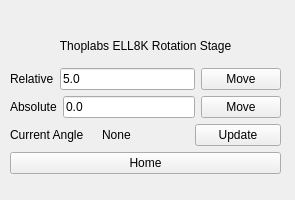
Above: nplab/instrument/stage/thorlabs_ell8k.ui from nanophotonics/nplab before the change. Below: the same form after it.
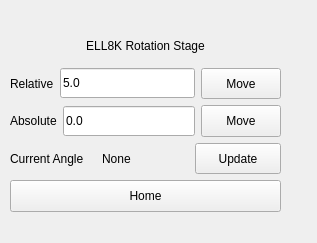
That is the form after the change.

Commit message: ELL8K rotation stage tweaks

Patch:
```diff
--- a/nplab/instrument/stage/thorlabs_ell8k.ui
+++ b/nplab/instrument/stage/thorlabs_ell8k.ui
@@ -9,8 +9,8 @@
    <rect>
     <x>0</x>
     <y>0</y>
-    <width>295</width>
-    <height>200</height>
+    <width>317</width>
+    <height>243</height>
    </rect>
   </property>
   <property name="minimumSize">
@@ -22,18 +22,24 @@
   <property name="windowTitle">
    <string>Form</string>
   </property>
-  <widget class="QWidget" name="">
+  <widget class="QWidget" name="layoutWidget">
    <property name="geometry">
     <rect>
      <x>10</x>
      <y>30</y>
      <width>271</width>
-     <height>144</height>
+     <height>182</height>
     </rect>
    </property>
    <layout class="QVBoxLayout" name="verticalLayout">
     <item>
      <widget class="QLabel" name="label_3">
+      <property name="minimumSize">
+       <size>
+        <width>120</width>
+        <height>30</height>
+       </size>
+      </property>
       <property name="maximumSize">
        <size>
         <width>16777213</width>
@@ -41,7 +47,7 @@
        </size>
       </property>
       <property name="text">
-       <string>Thoplabs ELL8K Rotation Stage</string>
+       <string>ELL8K Rotation Stage</string>
       </property>
       <property name="alignment">
        <set>Qt::AlignCenter</set>
@@ -52,6 +58,12 @@
      <layout class="QHBoxLayout" name="horizontalLayout_3">
       <item>
        <widget class="QLabel" name="relative_label">
+        <property name="minimumSize">
+         <size>
+          <width>0</width>
+          <height>30</height>
+         </size>
+        </property>
         <property name="text">
          <string>Relative</string>
         </property>
@@ -59,6 +71,12 @@
       </item>
       <item>
        <widget class="QLineEdit" name="move_relative_textbox">
+        <property name="minimumSize">
+         <size>
+          <width>0</width>
+          <height>30</height>
+         </size>
+        </property>
         <property name="text">
          <string>5.0</string>
         </property>
@@ -66,6 +84,18 @@
       </item>
       <item>
        <widget class="QPushButton" name="move_relative_btn">
+        <property name="sizePolicy">
+         <sizepolicy hsizetype="Preferred" vsizetype="Preferred">
+          <horstretch>0</horstretch>
+          <verstretch>0</verstretch>
+         </sizepolicy>
+        </property>
+        <property name="minimumSize">
+         <size>
+          <width>0</width>
+          <height>30</height>
+         </size>
+        </property>
         <property name="text">
          <string>Move</string>
         </property>
@@ -77,6 +107,12 @@
      <layout class="QHBoxLayout" name="horizontalLayout_4">
       <item>
        <widget class="QLabel" name="absolute_label">
+        <property name="minimumSize">
+         <size>
+          <width>0</width>
+          <height>30</height>
+         </size>
+        </property>
         <property name="text">
          <string>Absolute</string>
         </property>
@@ -84,6 +120,12 @@
       </item>
       <item>
        <widget class="QLineEdit" name="move_absolute_textbox">
+        <property name="minimumSize">
+         <size>
+          <width>0</width>
+          <height>30</height>
+         </size>
+        </property>
         <property name="text">
          <string>0.0</string>
         </property>
@@ -91,6 +133,18 @@
       </item>
       <item>
        <widget class="QPushButton" name="move_absolute_btn">
+        <property name="sizePolicy">
+         <sizepolicy hsizetype="Preferred" vsizetype="Preferred">
+          <horstretch>0</horstretch>
+          <verstretch>0</verstretch>
+         </sizepolicy>
+        </property>
+        <property name="minimumSize">
+         <size>
+          <width>0</width>
+          <height>30</height>
+         </size>
+        </property>
         <property name="text">
          <string>Move</string>
         </property>
@@ -102,6 +156,12 @@
      <layout class="QHBoxLayout" name="horizontalLayout">
       <item>
        <widget class="QLabel" name="current_angle_label">
+        <property name="minimumSize">
+         <size>
+          <width>0</width>
+          <height>30</height>
+         </size>
+        </property>
         <property name="text">
          <string>Current Angle</string>
         </property>
@@ -109,6 +169,12 @@
       </item>
       <item>
        <widget class="QLabel" name="current_angle_value">
+        <property name="minimumSize">
+         <size>
+          <width>0</width>
+          <height>30</height>
+         </size>
+        </property>
         <property name="text">
          <string>None</string>
         </property>
@@ -116,6 +182,18 @@
       </item>
       <item>
        <widget class="QPushButton" name="current_angle_btn">
+        <property name="sizePolicy">
+         <sizepolicy hsizetype="Preferred" vsizetype="Preferred">
+          <horstretch>0</horstretch>
+          <verstretch>0</verstretch>
+         </sizepolicy>
+        </property>
+        <property name="minimumSize">
+         <size>
+          <width>0</width>
+          <height>30</height>
+         </size>
+        </property>
         <property name="text">
          <string>Update</string>
         </property>
@@ -125,6 +203,18 @@
     </item>
     <item>
      <widget class="QPushButton" name="move_home_btn">
+      <property name="sizePolicy">
+       <sizepolicy hsizetype="Preferred" vsizetype="Preferred">
+        <horstretch>0</horstretch>
+        <verstretch>0</verstretch>
+       </sizepolicy>
+      </property>
+      <property name="minimumSize">
+       <size>
+        <width>0</width>
+        <height>30</height>
+       </size>
+      </property>
       <property name="text">
        <string>Home</string>
       </property>
```
The commit also changes 1 other file.
